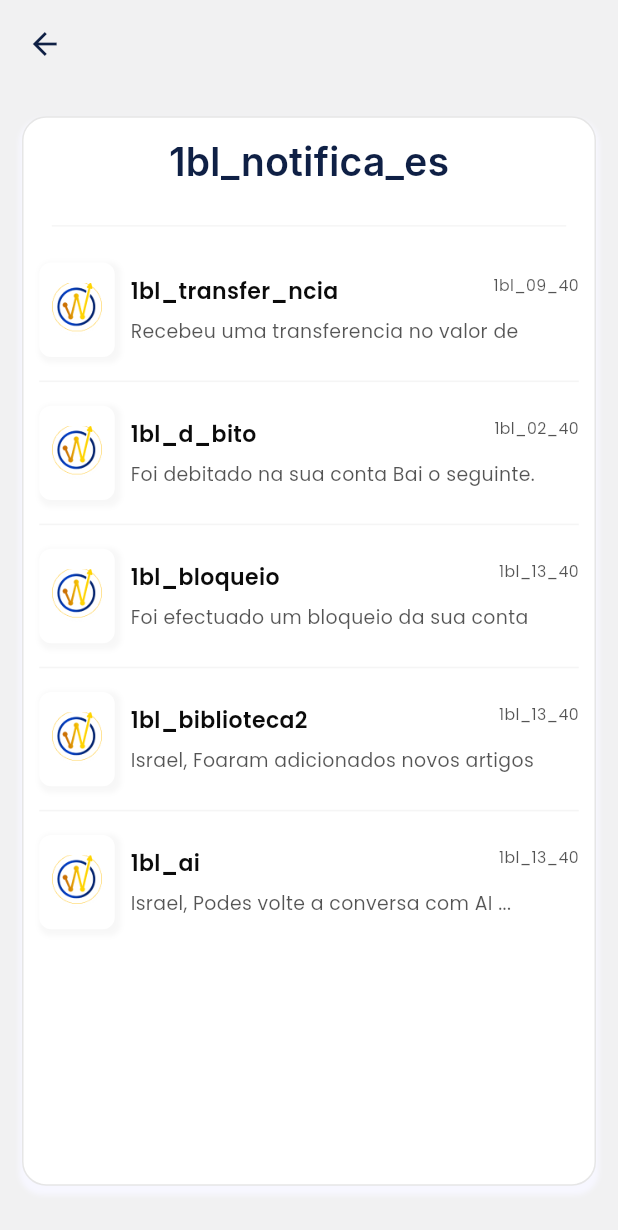
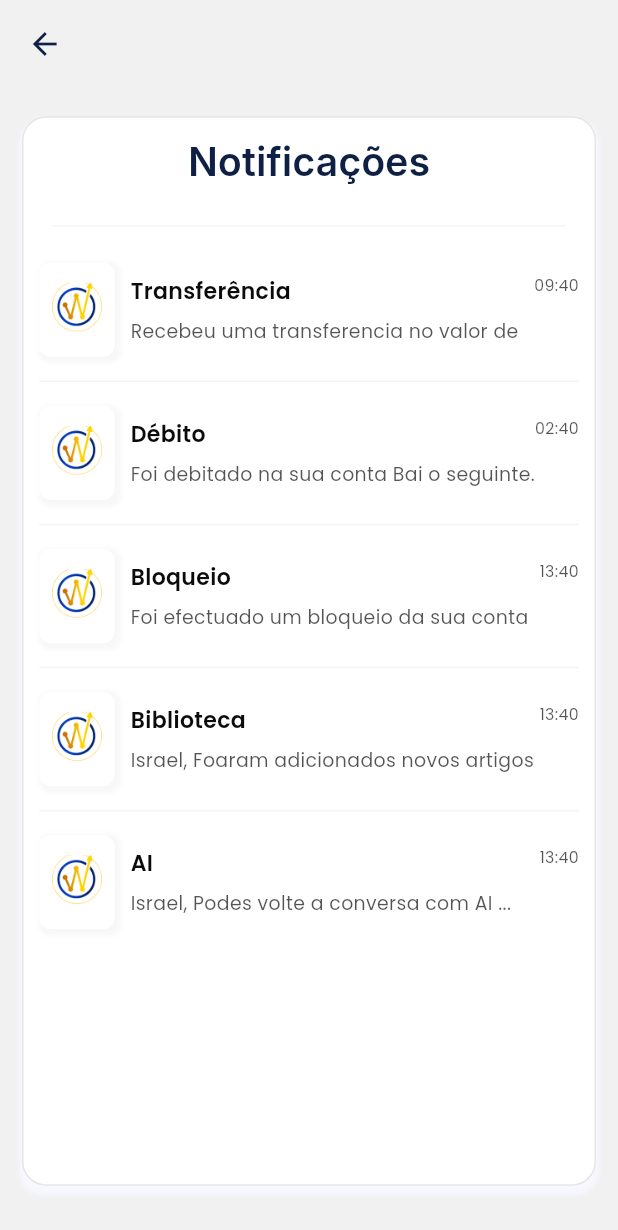
Before and after one commit to WUNDU/wundu-mobile, a Flutter app: the NotificationScreen screen opened by its route, on a phone screen of 412 x 824 dp. Shown: the top 1230 px of the screen. Run offline on Flutter 3.47's test engine with Material 3 defaults, Android fonts, the phone set to English and light mode, and no system bars; our stand-ins replace cached_network_image, dotted_border, equatable, fl_chart, flutter_bloc, flutter_screenutil and 4 more; missing offline and left inert: responsive_grid_list; accounts and stored records are empty.

Commit message:
📕 chore: add label adjustment

```diff
--- a/lib/views/library/bloc/library_bloc.dart
+++ b/lib/views/library/bloc/library_bloc.dart
@@ -35,28 +35,28 @@ class LibraryBloc extends Bloc<LibraryEvent, LibraryState> {
             "https://images.unsplash.com/photo-1579621970563-ebec7560ff3e?w=500&auto=format",
         title: "msg_gerencie_o_seu_dinheiro".tr,
         subtitle: "msg_aprenda_a_cuidar".tr,
-        actionText: "1bl_saber_mais".tr,
+        actionText: "lbl_saber_mais".tr,
       ),
       GridItemModel(
         image:
             "https://images.unsplash.com/photo-1554224155-6726b3ff858f?w=500&auto=format",
         title: "msg_como_investir_o".tr,
         subtitle: "msg_aprenda_a_cuidar".tr,
-        actionText: "1bl_saber_mais".tr,
+        actionText: "lbl_saber_mais".tr,
       ),
       GridItemModel(
         image:
             "https://images.unsplash.com/photo-1579621970795-87facc2f976d?w=500&auto=format",
         title: "msg_gerencie_o_seu_dinheiro".tr,
         subtitle: "msg_aprenda_a_cuidar".tr,
-        actionText: "1bl_saber_mais".tr,
+        actionText: "lbl_saber_mais".tr,
       ),
       GridItemModel(
         image:
             "https://images.unsplash.com/photo-1554224154-26032ffc0d07?w=500&auto=format",
-        title: "1bl_investimentos".tr,
+        title: "lbl_investimentos".tr,
         subtitle: "msg_aprenda_a_cuidar".tr,
-        actionText: "1bl_saber_mais".tr,
+        actionText: "lbl_saber_mais".tr,
       ),
     ];
   }
--- a/lib/views/library/library_screen.dart
+++ b/lib/views/library/library_screen.dart
@@ -71,7 +71,7 @@ class LibraryScreen extends StatelessWidget {
                         CustomOutlinedButton(
                           height: 40.h,
                           width: 108.h,
-                          text: "1bl_ver_mais".tr,
+                          text: "lbl_ver_mais".tr,
                           rightIcon: Container(
                             margin: EdgeInsets.only(left: 8.h),
                             child: CustomImageView(
@@ -171,7 +171,7 @@ class LibraryScreen extends StatelessWidget {
               borderRadius: BorderRadiusStyle.roundedBorder12,
             ),
             child: Text(
-              "1bl_finan_as".tr,
+              "lbl_finan_as".tr,
               textAlign: TextAlign.center,
               style: CustomTextStyles.labelLargeGray90001_1,
             ),
@@ -186,7 +186,7 @@ class LibraryScreen extends StatelessWidget {
               borderRadius: BorderRadiusStyle.roundedBorder12,
             ),
             child: Text(
-              "1bl_investimentos".tr,
+              "lbl_investimentos".tr,
               textAlign: TextAlign.center,
               style: CustomTextStyles.labelLargeGray90001_1,
             ),
@@ -201,7 +201,7 @@ class LibraryScreen extends StatelessWidget {
               borderRadius: BorderRadiusStyle.roundedBorder12,
             ),
             child: Text(
-              "1bl_poupan_a".tr,
+              "lbl_poupan_a".tr,
               textAlign: TextAlign.center,
               style: CustomTextStyles.labelLargeGray90001_1,
             ),
@@ -213,7 +213,7 @@ class LibraryScreen extends StatelessWidget {
               borderRadius: BorderRadiusStyle.roundedBorder12,
             ),
             child: Text(
-              "1bl_gest_o".tr,
+              "lbl_gest_o".tr,
               textAlign: TextAlign.center,
               style: CustomTextStyles.labelLargeGray90001_1,
             ),
--- a/lib/views/notification/bloc/notification_bloc.dart
+++ b/lib/views/notification/bloc/notification_bloc.dart
@@ -28,32 +28,32 @@ class NotificationBloc extends Bloc<NotificationEvent, NotificationState> {
     return [
       NotificationItemModel(
         transferNcia: ImageConstant.logo,
-        transferncia1: "1bl_transfer_ncia".tr,
-        time: "1bl_09_40".tr,
+        transferncia1: "lbl_transfer_ncia".tr,
+        time: "lbl_09_40".tr,
         recebeuuma: "msg_recebeu_uma_transfer_ncia".tr,
       ),
       NotificationItemModel(
         transferNcia: ImageConstant.logo,
-        transferncia1: "1bl_d_bito".tr,
-        time: "1bl_02_40".tr,
+        transferncia1: "lbl_d_bito".tr,
+        time: "lbl_02_40".tr,
         recebeuuma: "msg_foi_debitado_na".tr,
       ),
       NotificationItemModel(
         transferNcia: ImageConstant.logo,
-        transferncia1: "1bl_bloqueio".tr,
-        time: "1bl_13_40".tr,
+        transferncia1: "lbl_bloqueio".tr,
+        time: "lbl_13_40".tr,
         recebeuuma: "msg_foi_efectuado_um".tr,
       ),
       NotificationItemModel(
         transferNcia: ImageConstant.logo,
-        transferncia1: "1bl_biblioteca2".tr,
-        time: "1bl_13_40".tr,
+        transferncia1: "lbl_biblioteca2".tr,
+        time: "lbl_13_40".tr,
         recebeuuma: "msg_israel_foaram_adicionados".tr,
       ),
       NotificationItemModel(
         transferNcia: ImageConstant.logo,
-        transferncia1: "1bl_ai".tr,
-        time: "1bl_13_40".tr,
+        transferncia1: "lbl_ai".tr,
+        time: "lbl_13_40".tr,
         recebeuuma: "msg_israel_podes_volte".tr,
       ),
     ];
--- a/lib/views/notification/notification_screen.dart
+++ b/lib/views/notification/notification_screen.dart
@@ -50,7 +50,7 @@ class NotificationScreen extends StatelessWidget {
                     mainAxisAlignment: MainAxisAlignment.center,
                     children: [
                       Text(
-                        "1bl_notifica_es".tr,
+                        "lbl_notifica_es".tr,
                         style: CustomTextStyles.headlineSmallBluegray900,
                       ),
                       SizedBox(
--- a/lib/views/onboarding/onboarding_screen.dart
+++ b/lib/views/onboarding/onboarding_screen.dart
@@ -222,8 +222,8 @@ class _OnboardingScreenState extends State<OnboardingScreen> {
                           ),
                           child: CustomElevatedButton(
                             text: _currentPage < _contents.length - 1
-                                ? "1bl_continuar".tr
-                                : "1bl_comecar".tr,
+                                ? "lbl_continuar".tr
+                                : "lbl_comecar".tr,
                             buttonTextStyle:
                                 CustomTextStyles.titleLargeGray200.copyWith(
                               fontSize:
```
